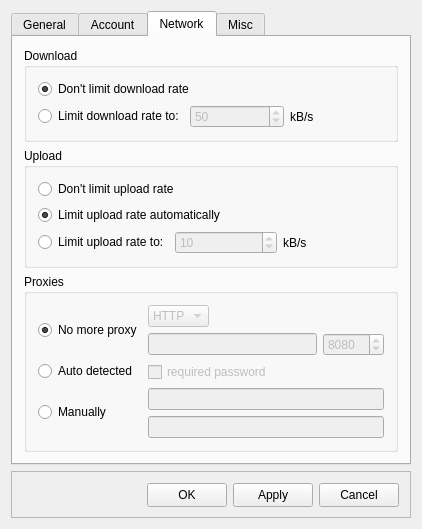
The window that src/mainwindow.ui (gtgt/kfilebox) describes before a commit, drawn with Qt 5.
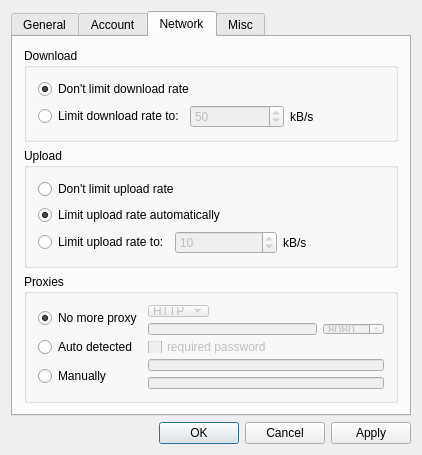
The same window after the commit. The open tabs and pages were chosen to show the change. Icons and pictures are not drawn.

Commit message: form switched to QDialogBox

```diff
--- a/src/mainwindow.ui
+++ b/src/mainwindow.ui
@@ -7,7 +7,7 @@
     <x>0</x>
     <y>0</y>
     <width>408</width>
-    <height>529</height>
+    <height>455</height>
    </rect>
   </property>
   <property name="windowTitle">
@@ -42,9 +42,6 @@
       <property name="tabPosition">
        <enum>QTabWidget::North</enum>
       </property>
-      <property name="tabShape">
-       <enum>QTabWidget::Rounded</enum>
-      </property>
       <property name="currentIndex">
        <number>0</number>
       </property>
@@ -621,73 +618,10 @@
      </widget>
     </item>
     <item>
-     <widget class="QFrame" name="frame">
-      <property name="minimumSize">
-       <size>
-        <width>0</width>
-        <height>40</height>
-       </size>
+     <widget class="QDialogButtonBox" name="frame">
+      <property name="standardButtons">
+       <set>QDialogButtonBox::Apply|QDialogButtonBox::Cancel|QDialogButtonBox::Ok</set>
       </property>
-      <property name="frameShape">
-       <enum>QFrame::StyledPanel</enum>
-      </property>
-      <property name="frameShadow">
-       <enum>QFrame::Raised</enum>
-      </property>
-      <layout class="QHBoxLayout" name="horizontalLayout">
-       <item>
-        <spacer name="horizontalSpacer">
-         <property name="orientation">
-          <enum>Qt::Horizontal</enum>
-         </property>
-         <property name="sizeHint" stdset="0">
-          <size>
-           <width>40</width>
-           <height>20</height>
-          </size>
-         </property>
-        </spacer>
-       </item>
-       <item>
-        <widget class="QPushButton" name="saveSettings">
-         <property name="minimumSize">
-          <size>
-           <width>0</width>
-           <height>24</height>
-          </size>
-         </property>
-         <property name="text">
-          <string>OK</string>
-         </property>
-        </widget>
-       </item>
-       <item>
-        <widget class="QPushButton" name="applySettings">
-         <property name="minimumSize">
-          <size>
-           <width>0</width>
-           <height>24</height>
-          </size>
-         </property>
-         <property name="text">
-          <string>Apply</string>
-         </property>
-        </widget>
-       </item>
-       <item>
-        <widget class="QPushButton" name="cancelSettings">
-         <property name="minimumSize">
-          <size>
-           <width>0</width>
-           <height>24</height>
-          </size>
-         </property>
-         <property name="text">
-          <string>Cancel</string>
-         </property>
-        </widget>
-       </item>
-      </layout>
      </widget>
     </item>
    </layout>
```
Left out of the diff: 3 changed lines with no effect on the pictures. The commit also changes 1 other file.
